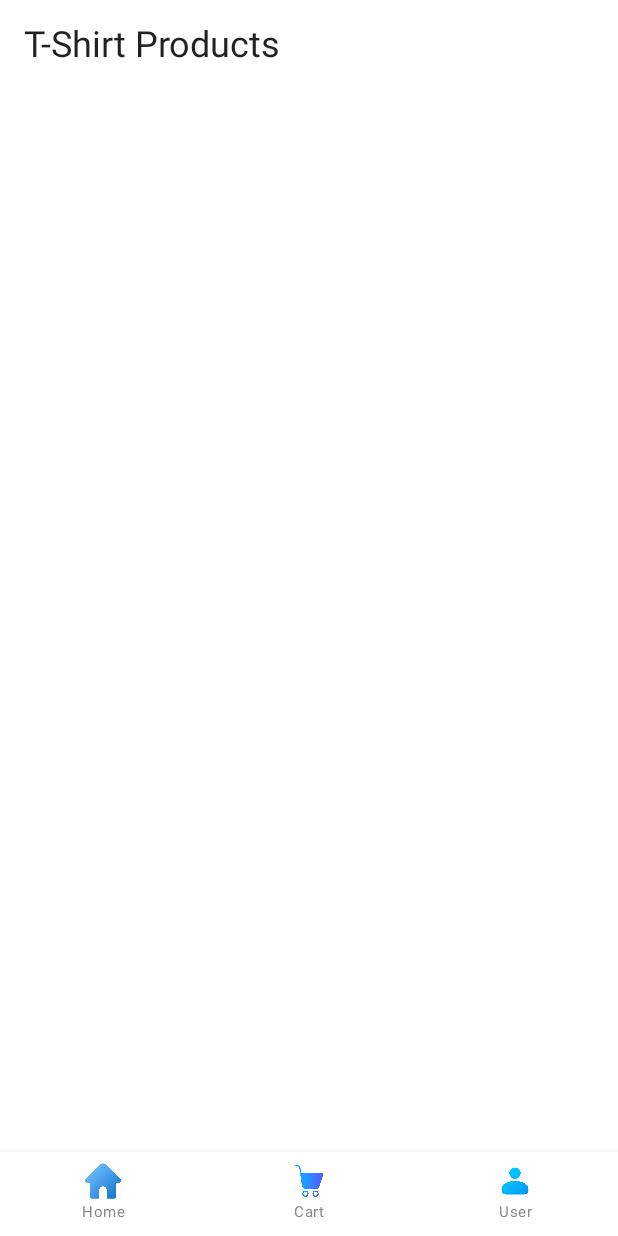
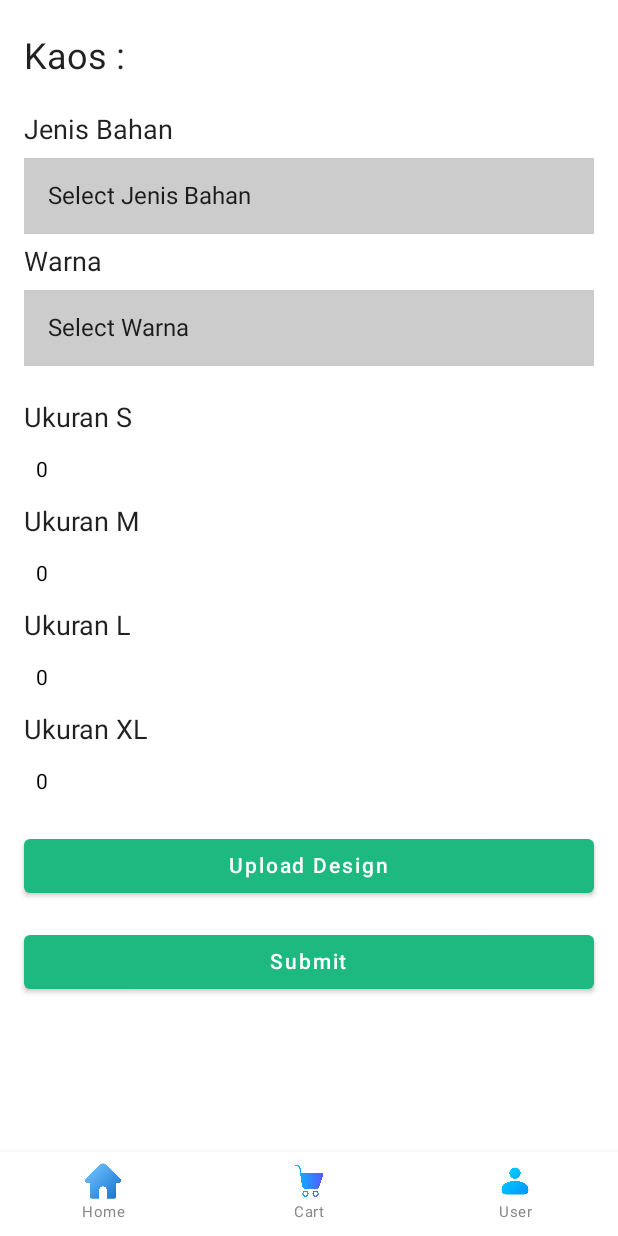
Before and after one commit to Sew-ez/MD, an Android app built with Jetpack Compose: the screen it shows after launch (MainActivity), after a tap on "T-Shirt", on a phone screen of 412 x 824 dp. Run offline under Robolectric (Android 15) with nearby library versions, the phone set to English and light mode, and no system bars.

Commit message:
commit ke-2: penamabahan layout jenis paket

```diff
--- a/app/build.gradle.kts
+++ b/app/build.gradle.kts
@@ -109,4 +109,10 @@ dependencies {
 
     // Compose Navigation
     implementation ("androidx.navigation:navigation-compose:2.7.7-alpha10")
+
+    //API Retrofit
+    implementation ("com.squareup.retrofit2:retrofit:2.9.0")
+    implementation ("com.squareup.retrofit2:converter-gson:2.9.0")
+    implementation("com.squareup.okhttp3:logging-interceptor:4.11.0")
+    implementation("androidx.lifecycle:lifecycle-runtime-ktx:2.6.2") //untuk lifecycleScope
 }
--- a/app/src/main/AndroidManifest.xml
+++ b/app/src/main/AndroidManifest.xml
@@ -1,6 +1,8 @@
 <?xml version="1.0" encoding="utf-8"?>
 <manifest xmlns:android="http://schemas.android.com/apk/res/android"
     xmlns:tools="http://schemas.android.com/tools">
+
+    <uses-permission android:name="android.permission.INTERNET"/>
 
     <application
         android:allowBackup="true"
--- a/app/src/main/java/com/dicoding/sewez/MainActivity.kt
+++ b/app/src/main/java/com/dicoding/sewez/MainActivity.kt
@@ -18,6 +18,7 @@ import androidx.navigation.compose.rememberNavController
 import com.dicoding.sewez.ui.BottomNavBar
 import com.dicoding.sewez.ui.CategoryScreen
 import com.dicoding.sewez.ui.HomeScreen
+import com.dicoding.sewez.ui.JenisPaketScreen
 import com.dicoding.sewez.ui.SEWEZTheme
 
 class MainActivity : ComponentActivity() {
@@ -44,6 +45,9 @@ class MainActivity : ComponentActivity() {
                             }
                             composable("cart") { CartScreen() }
                             composable("user") { UserScreen() }
+                            composable("jenis_paket") {
+                                JenisPaketScreen(navController = navController)
+                            }
                         }
                     }
                 }
--- /dev/null
+++ b/app/src/main/java/com/dicoding/sewez/network/ApiService.kt
@@ -0,0 +1,30 @@
+package com.dicoding.sewez.network
+
+import okhttp3.MultipartBody
+import okhttp3.RequestBody
+import retrofit2.Response
+import retrofit2.http.*
+
+interface ApiService {
+    @GET("/api/jenis-bahan")
+    suspend fun getJenisBahan(): Response<List<String>>
+
+    @GET("/api/warna")
+    suspend fun getWarna(): Response<List<String>>
+
+    @Multipart
+    @POST("/api/submit-order")
+    suspend fun submitOrder(
+        @Part file: MultipartBody.Part,
+        @Part("jenis_bahan") jenisBahan: RequestBody,
+        @Part("warna") warna: RequestBody,
+        @Part("jumlah_s") jumlahS: RequestBody,
+        @Part("jumlah_m") jumlahM: RequestBody,
+        @Part("jumlah_l") jumlahL: RequestBody,
+        @Part("jumlah_xl") jumlahXL: RequestBody
+    ): Response<OrderResponse>
+}
+
+data class OrderResponse(val success: Boolean, val message: String, val orderDetails: OrderDetails)
+
+data class OrderDetails(val jenisBahan: String, val warna: String, val imageUrl: String, val orderSummary: String)
--- /dev/null
+++ b/app/src/main/java/com/dicoding/sewez/network/RetrofitInstance.kt
@@ -0,0 +1,28 @@
+package com.dicoding.sewez.network
+
+import okhttp3.OkHttpClient
+import okhttp3.logging.HttpLoggingInterceptor
+import retrofit2.Retrofit
+import retrofit2.converter.gson.GsonConverterFactory
+
+object RetrofitInstance {
+    private val loggingInterceptor = HttpLoggingInterceptor().apply {
+        setLevel(HttpLoggingInterceptor.Level.BODY)
+    }
+
+    private val client = OkHttpClient.Builder()
+        .addInterceptor(loggingInterceptor)
+        .build()
+
+    private val retrofit by lazy {
+        Retrofit.Builder()
+            .baseUrl("https://your.api.url")
+            .client(client)
+            .addConverterFactory(GsonConverterFactory.create())
+            .build()
+    }
+
+    val api: ApiService by lazy {
+        retrofit.create(ApiService::class.java)
+    }
+}
--- /dev/null
+++ b/app/src/main/java/com/dicoding/sewez/ui/CartScreen.kt
@@ -0,0 +1,4 @@
+package com.dicoding.sewez.ui
+
+class CartScreen {
+}
--- a/app/src/main/java/com/dicoding/sewez/ui/HomeScreen.kt
+++ b/app/src/main/java/com/dicoding/sewez/ui/HomeScreen.kt
@@ -131,10 +131,12 @@ fun FoundYourDesignSection() {
 
 @Composable
 fun CategoryItem(imageRes: Int, text: String, navController: NavController) {
+    val tshirt_destination = if (text == "T-Shirt") "jenis_paket" else "category/$text"
+
     Column(
         horizontalAlignment = Alignment.CenterHorizontally,
         modifier = Modifier.clickable {
-            navController.navigate("category/$text")
+            navController.navigate(tshirt_destination)
         }
     ) {
         Image(
--- /dev/null
+++ b/app/src/main/java/com/dicoding/sewez/ui/UserScreen.kt
@@ -0,0 +1,4 @@
+package com.dicoding.sewez.ui
+
+class UserScreen {
+}
--- /dev/null
+++ b/app/src/main/java/com/dicoding/sewez/ui/jenis_paket_page/JenisPaketScreen.kt
@@ -0,0 +1,183 @@
+package com.dicoding.sewez.ui
+
+import android.net.Uri
+import android.widget.Toast
+import androidx.activity.compose.rememberLauncherForActivityResult
+import androidx.activity.result.contract.ActivityResultContracts
+import androidx.compose.foundation.background
+import androidx.compose.foundation.clickable
+import androidx.compose.foundation.layout.*
+import androidx.compose.foundation.text.BasicTextField
+import androidx.compose.material.*
+import androidx.compose.runtime.*
+import androidx.compose.ui.Modifier
+import androidx.compose.ui.graphics.Color
+import androidx.compose.ui.platform.LocalContext
+import androidx.compose.ui.unit.dp
+import androidx.compose.ui.unit.sp
+import androidx.lifecycle.viewmodel.compose.viewModel
+import androidx.navigation.NavController
+import com.dicoding.sewez.ui.jenis_paket_page.JenisPaketViewModel
+import kotlin.Exception
+
+@Composable
+fun JenisPaketScreen(navController: NavController, viewModel: JenisPaketViewModel = viewModel()) {
+    var selectedBahan by remember { mutableStateOf("") }
+    var selectedWarna by remember { mutableStateOf("") }
+    var jumlahS by remember { mutableStateOf("0") }
+    var jumlahM by remember { mutableStateOf("0") }
+    var jumlahL by remember { mutableStateOf("0") }
+    var jumlahXL by remember { mutableStateOf("0") }
+
+    val context = LocalContext.current
+    val galleryLauncher = rememberLauncherForActivityResult(ActivityResultContracts.GetContent()) { uri: Uri? ->
+        uri?.let {
+            viewModel.uploadDesignToServer(it, context)
+        }
+    }
+
+    Column(
+        modifier = Modifier
+            .fillMaxSize()
+            .padding(16.dp)
+    ) {
+        Text(text = "Kaos :", fontSize = 24.sp, modifier = Modifier.padding(vertical = 8.dp))
+        Spacer(modifier = Modifier.height(8.dp))
+
+        DropdownMenuSection(
+            title = "Jenis Bahan",
+            items = viewModel.bahanList,
+            selectedItem = selectedBahan,
+            onItemSelected = { selectedBahan = it }
+        )
+
+        DropdownMenuSection(
+            title = "Warna",
+            items = viewModel.warnaList,
+            selectedItem = selectedWarna,
+            onItemSelected = { selectedWarna = it }
+        )
+
+        Spacer(modifier = Modifier.height(16.dp))
+
+        QuantityInputSection(
+            title = "Ukuran S",
+            value = jumlahS,
+            onValueChange = { jumlahS = it }
+        )
+        QuantityInputSection(
+            title = "Ukuran M",
+            value = jumlahM,
+            onValueChange = { jumlahM = it }
+        )
+        QuantityInputSection(
+            title = "Ukuran L",
+            value = jumlahL,
+            onValueChange = { jumlahL = it }
+        )
+        QuantityInputSection(
+            title = "Ukuran XL",
+            value = jumlahXL,
+            onValueChange = { jumlahXL = it }
+        )
+
+        Spacer(modifier = Modifier.height(16.dp))
+
+        Button(
+            onClick = { galleryLauncher.launch("image/*") },
+            modifier = Modifier.fillMaxWidth()
+        ) {
+            Text("Upload Design")
+        }
+
+        Spacer(modifier = Modifier.height(16.dp))
+
+        Button(
+            onClick = {
+                if (selectedBahan.isEmpty() || selectedWarna.isEmpty()) {
+                    Toast.makeText(context, "Please select both Jenis Bahan and Warna", Toast.LENGTH_SHORT).show()
+                } else {
+                    try {
+                        viewModel.submitOrder(
+                            context,
+                            selectedBahan,
+                            selectedWarna,
+                            jumlahS,
+                            jumlahM,
+                            jumlahL,
+                            jumlahXL
+                        )
+                    } catch (e: Exception) {
+                        Toast.makeText(context, "Failed to submit the order: ${e.message}", Toast.LENGTH_SHORT).show()
+                    }
+                }
+            },
+            modifier = Modifier.fillMaxWidth()
+        ) {
+            Text("Submit")
+        }
+    }
+
+    // Navigate to Detail Pesanan Page when order is successfully submitted
+    viewModel.orderResponse?.let {
+        LaunchedEffect(Unit) {
+            navController.navigate("detail_pesanan")
+        }
+    }
+}
+
+@Composable
+fun DropdownMenuSection(
+    title: String,
+    items: List<String>,
+    selectedItem: String,
+    onItemSelected: (String) -> Unit
+) {
+    var expanded by remember { mutableStateOf(false) }
+
+    Column {
+        Text(text = title, fontSize = 18.sp, modifier = Modifier.padding(vertical = 8.dp))
+        Box(
+            modifier = Modifier
+                .fillMaxWidth()
+                .background(Color.LightGray)
+                .clickable { expanded = true }
+                .padding(16.dp)
+        ) {
+            Text(text = if (selectedItem.isEmpty()) "Select $title" else selectedItem)
+        }
+        DropdownMenu(
+            expanded = expanded,
+            onDismissRequest = { expanded = false }
+        ) {
+            items.forEach { label ->
+                DropdownMenuItem(onClick = {
+                    onItemSelected(label)
+                    expanded = false
+                }) {
+                    Text(text = label)
+                }
+            }
+        }
+    }
+}
+
+@Composable
+fun QuantityInputSection(
+    title: String,
+    value: String,
+    onValueChange: (String) -> Unit
+) {
+    Column {
+        Text(text = title, fontSize = 18.sp, modifier = Modifier.padding(vertical = 8.dp))
+        BasicTextField(
+            value = value,
+            onValueChange = onValueChange,
+            singleLine = true,
+            modifier = Modifier
+                .fillMaxWidth()
+                .background(Color.White)
+                .padding(8.dp)
+        )
+    }
+}
```
Also changed, not shown: app/src/main/java/com/dicoding/sewez/ui/detail_pesanan_page/DetailPesananScreen.kt (added, +39 -0 lines), app/src/main/java/com/dicoding/sewez/ui/jenis_paket_page/JenisPaketViewModel.kt (added, +117 -0 lines), app/src/main/java/com/dicoding/sewez/utils/FileUtils.kt (added, +40 -0 lines).
